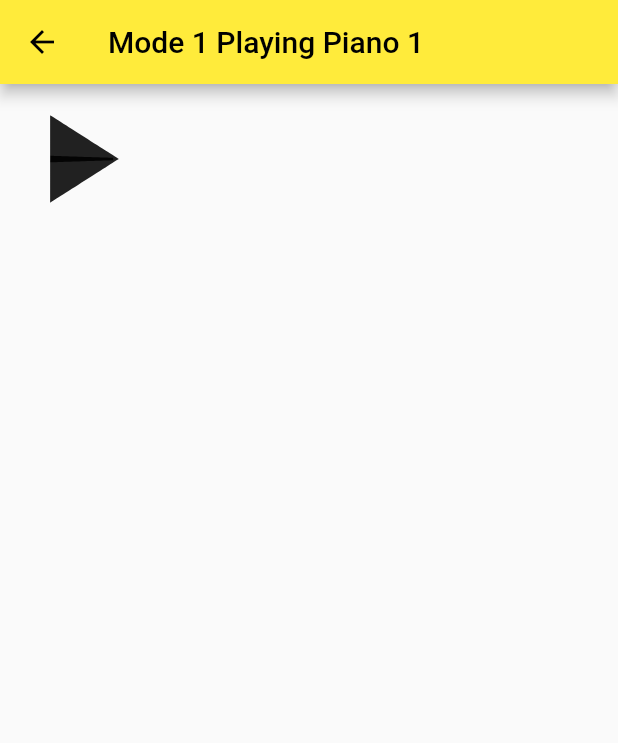
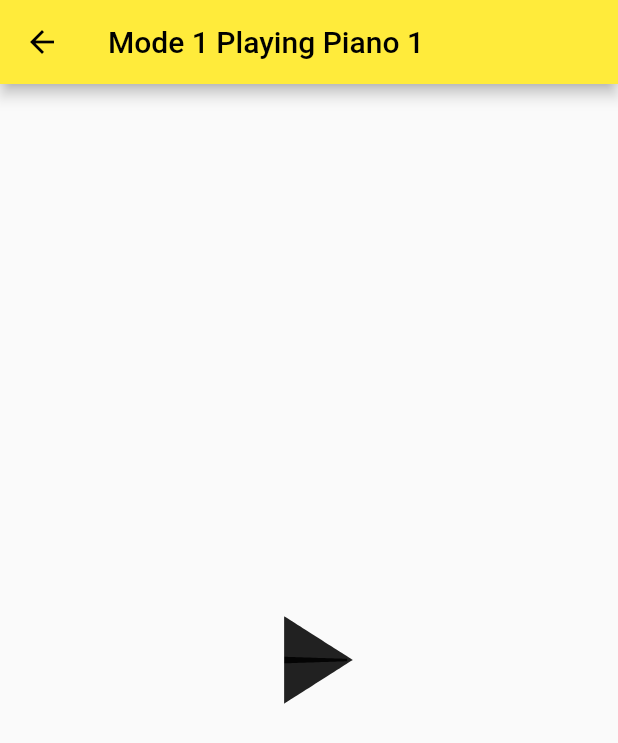
Before and after one commit to iamEmmaWang/piano_buddy, a Flutter app: the PlayerModes screen opened directly with sample values from the repository, after a tap on an icon or button, on a phone screen of 412 x 824 dp. Shown: the top 743 px of the screen. Run offline on Flutter 3.47's test engine with Material 2 defaults, Android fonts, the phone set to English and light mode, and no system bars; our stand-ins replace assets_audio_player.

Commit message:
Song Functionality Done
All thats left is getting our music files and sheet images. Then maybe we can add better things
-Animated logo splash screen
-Database integration to add and remove songs
-Better gestures for playing and pausing

Co-Authored-By: iamEmmaWang <115750171+iamEmmaWang@users.noreply.github.com>

```diff
--- a/lib/Models/Song.dart
+++ b/lib/Models/Song.dart
@@ -22,7 +22,7 @@ class Song{
         Mode(modeVal: "3", pianoPlay: "Both", audioPath: "")]),
       Song(songName: "Concerto in C major", composer: "Antonio Vivaldi", modes: [Mode(modeVal: "1", pianoPlay: "Piano 1", audioPath: "song_files/baby_shark.mp3"),
         Mode(modeVal: "2", pianoPlay: "Piano 2", audioPath: "song_files/baby_shark.mp3"),
-        Mode(modeVal: "3", pianoPlay: "Both", audioPath: "")]),
+        Mode(modeVal: "3", pianoPlay: "Both", audioPath: "song_files/emodam.mp3")]),
     ];
   }
   Song({required this.songName, required this.composer, required this.modes});
--- a/lib/Pages/PlayerModes.dart
+++ b/lib/Pages/PlayerModes.dart
@@ -27,7 +27,7 @@ class PlayerModes extends StatelessWidget {
                 trailing: const Icon(Icons.menu),
                 onTap: (){
                   Navigator.push(
-                      context, MaterialPageRoute(builder: (context)=>SongPlayer(modeVal: data.modes[index].modeVal, playMode: data.modes[index].pianoPlay,))
+                      context, MaterialPageRoute(builder: (context)=>SongPlayer(modeVal: data.modes[index].modeVal, playMode: data.modes[index].pianoPlay, audioPath: data.modes[index].audioPath,))
                   );
                 },
               ),
--- a/lib/Pages/SongPlayer.dart
+++ b/lib/Pages/SongPlayer.dart
@@ -2,10 +2,13 @@ import 'package:flutter/material.dart';
 import 'package:assets_audio_player/assets_audio_player.dart';
 import 'package:piano_buddy/Models/Mode.dart';
 
+import '../Models/Song.dart';
+
 class SongPlayer extends StatefulWidget {
-  const SongPlayer({Key? key, required this.modeVal, required this.playMode}) : super(key: key);
+  const SongPlayer({Key? key, required this.modeVal, required this.playMode, required this.audioPath}) : super(key: key);
   final String modeVal;
   final String playMode;
+  final String audioPath;
   @override
   State<SongPlayer> createState() => _SongPlayerState();
 }
@@ -14,19 +17,21 @@ class _SongPlayerState extends State<SongPlayer> with SingleTickerProviderStateM
   AssetsAudioPlayer player = AssetsAudioPlayer();
   late AnimationController iconController;
   bool isPlaying = false;
-
   @override
   void initState() {
     super.initState();
     iconController = AnimationController(vsync: this, duration: const Duration(milliseconds: 1000));
-    player.open(Audio("song_files/emodam.mp3"), autoStart: false);
+    player.open(Audio(widget.audioPath), autoStart: false, showNotification: true);
   }
+  @override
   Widget build(BuildContext context) {
     return Scaffold(
       appBar: AppBar(
         title: Text("Mode ${widget.modeVal} Playing ${widget.playMode}"),
       ),
       body: Container(
+
+        child: Center(
           child: GestureDetector(
             child: AnimatedIcon(
               size: 100,
@@ -34,14 +39,19 @@ class _SongPlayerState extends State<SongPlayer> with SingleTickerProviderStateM
               progress: iconController,
             ),
             onTap: () {
-              setState(() {
-                isPlaying != isPlaying;
-                isPlaying ? iconController.forward() : iconController.reverse();
-              });
+              playAnimation();
             },
+          ),
         ),
       ),
     );
   }
+   void playAnimation(){
+     setState(() {
+       isPlaying = !isPlaying;
+       isPlaying ? iconController.forward() : iconController.reverse();
+       isPlaying ? player.play() : player.pause();
+     });
 
    }
+}
```
Also changed, not shown: 1 other file. Lines whose indentation alone changed are shown as unchanged.
